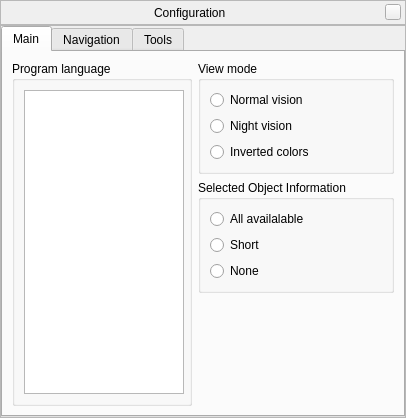
Old version of the form src/gui/configurationDialog.ui in the repository 519984307/stellarium_src.
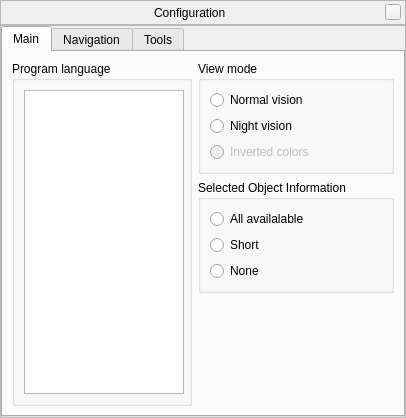
New version of the form. Custom widgets are drawn as their Qt base class.

The edit to the form file:
```diff
--- a/src/gui/configurationDialog.ui
+++ b/src/gui/configurationDialog.ui
@@ -224,6 +224,9 @@
              </item>
              <item>
               <widget class="QRadioButton" name="invertedColorsRadioButton" >
+               <property name="enabled" >
+                <bool>false</bool>
+               </property>
                <property name="toolTip" >
                 <string>Inverted colors like on astronomical charts (i.e. sky is white, objects are dark).</string>
                </property>
```
Left out of the diff: 4 changed lines with no effect on the pictures.
